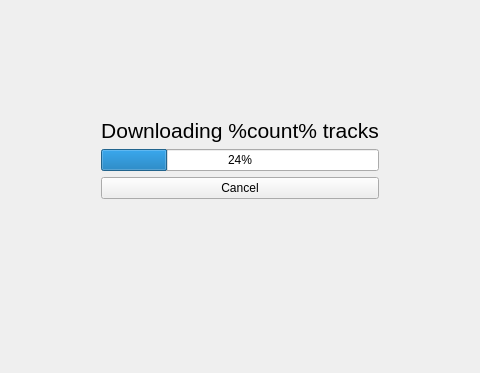
nozwock/spotdl_gui, file spotdl_gui/views/mainwindow.ui: the form before one commit; both pictures show x 104 to 584 and y 110 to 483 of the 688 by 483 pixel window.
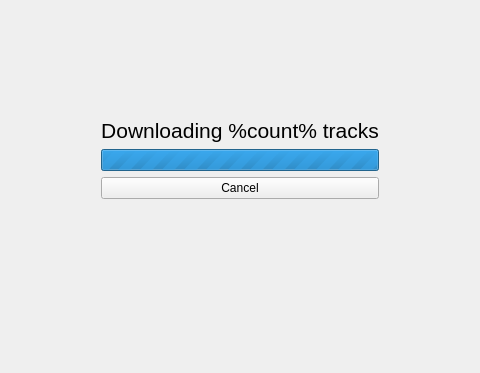
The form after the commit. The open tabs and pages were chosen to show the change. Icons and pictures are not drawn.

```diff
--- a/spotdl_gui/views/mainwindow.ui
+++ b/spotdl_gui/views/mainwindow.ui
@@ -208,8 +208,11 @@
           </item>
           <item>
            <widget class="QProgressBar" name="progressBar_download">
+            <property name="maximum">
+             <number>0</number>
+            </property>
             <property name="value">
-             <number>24</number>
+             <number>-1</number>
             </property>
            </widget>
           </item>
```
Left out of the diff: 2 changed lines with no effect on the pictures.
